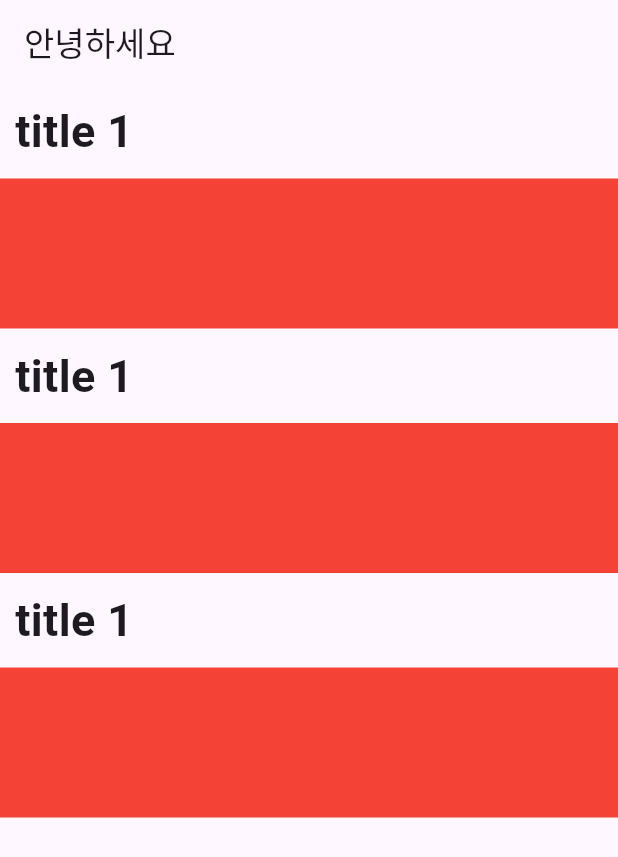
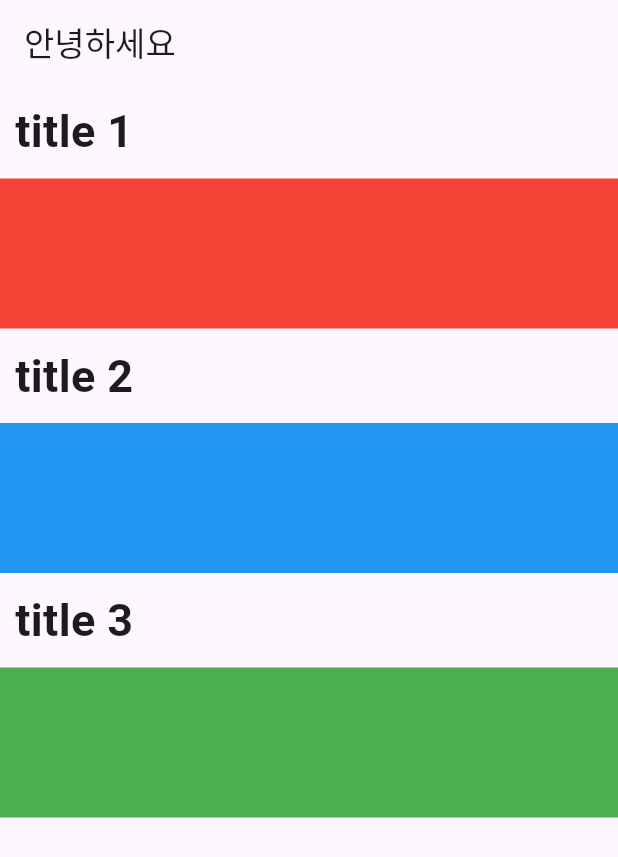
Before and after one commit to brian-jteom/flutter_lecture, a Flutter app: the screen it shows after launch, on a phone screen of 412 x 824 dp. Shown: the top 857 px of the screen. Run offline on Flutter 3.47's test engine with Material 3 defaults, Android fonts, the phone set to English and light mode, and no system bars.

Commit message:
listview 사용 및 컴포넌트 화

```diff
--- a/lib/main.dart
+++ b/lib/main.dart
@@ -31,6 +31,7 @@ class MyHomePage extends StatefulWidget {
 }
 
 class _MyHomePageState extends State<MyHomePage> {
+
   @override
   Widget build(BuildContext context) {
     return Scaffold(
@@ -39,11 +40,23 @@ class _MyHomePageState extends State<MyHomePage> {
       ),
       body: ListView(
         children: [
+          postContainer(title: "title 1"),
+          postContainer(title: "title 2", colorData: Colors.blue),
+          postContainer(title: "title 3", colorData: Colors.green)
+        ],
+      )
+    );
+  }
+
+  Widget postContainer({String title = '', Color colorData = Colors.red}) {
+    return Column(
+      crossAxisAlignment: CrossAxisAlignment.start,
+      children: [
         Container(
           padding: const EdgeInsets.all(10),
-            child: const Text(
-                "title 1",
-                style: TextStyle(
+          child: Text(
+            title,
+            style: const TextStyle(
                 fontSize: 30,
                 fontWeight: FontWeight.bold
             ),
@@ -52,40 +65,9 @@ class _MyHomePageState extends State<MyHomePage> {
         Container(
           width: MediaQuery.of(context).size.width,
           height: 100,
-            color: Colors.red,
-          ),
-          Container(
-            padding: const EdgeInsets.all(10),
-            child: const Text(
-              "title 1",
-              style: TextStyle(
-                  fontSize: 30,
-                  fontWeight: FontWeight.bold
-              ),
-            ),
-          ),
-          Container(
-            width: MediaQuery.of(context).size.width,
-            height: 100,
-            color: Colors.red,
-          ),
-          Container(
-            padding: const EdgeInsets.all(10),
-            child: const Text(
-              "title 1",
-              style: TextStyle(
-                  fontSize: 30,
-                  fontWeight: FontWeight.bold
-              ),
-            ),
-          ),
-          Container(
-            width: MediaQuery.of(context).size.width,
-            height: 100,
-            color: Colors.red,
+          color: colorData,
         )
       ],
-      )
     );
   }
 }
```
Lines whose indentation alone changed are shown as unchanged.
